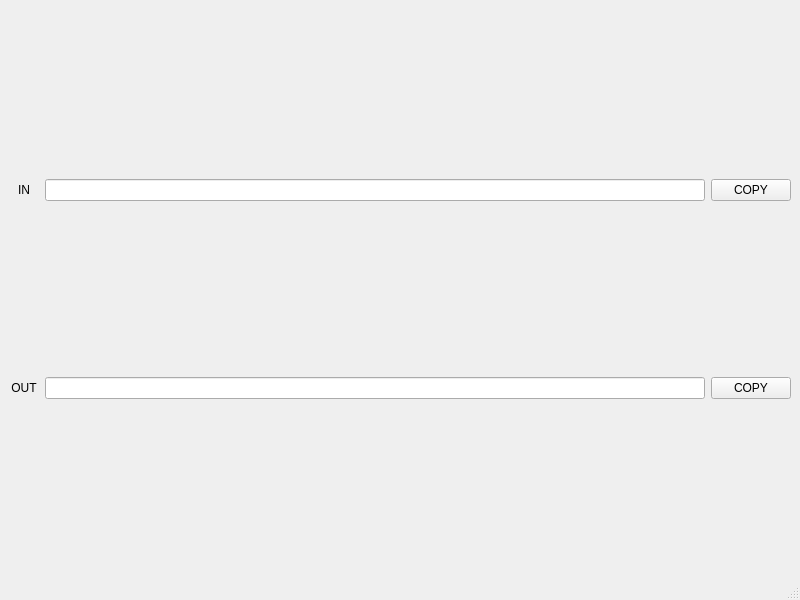
yhgu2000/Enigma-Machine-Simulator, file MainWindow.ui: the form before one commit.
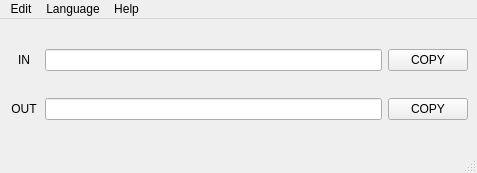
The form after the commit.

The edit to the form file:
```diff
--- a/MainWindow.ui
+++ b/MainWindow.ui
@@ -6,8 +6,8 @@
    <rect>
     <x>0</x>
     <y>0</y>
-    <width>800</width>
-    <height>600</height>
+    <width>477</width>
+    <height>173</height>
    </rect>
   </property>
   <property name="windowTitle">
@@ -40,7 +40,11 @@
       </widget>
      </item>
      <item>
-      <widget class="QLineEdit" name="inputs"/>
+       <widget class="QLineEdit" name="inputs">
+        <property name="readOnly">
+         <bool>true</bool>
+        </property>
+       </widget>
      </item>
      <item>
       <widget class="QPushButton" name="copyInButton">
@@ -76,7 +80,11 @@
       </widget>
      </item>
      <item>
-      <widget class="QLineEdit" name="outputs"/>
+       <widget class="QLineEdit" name="outputs">
+        <property name="readOnly">
+         <bool>true</bool>
+        </property>
+       </widget>
      </item>
      <item>
       <widget class="QPushButton" name="copyOutButton">
@@ -94,10 +102,34 @@
     <rect>
      <x>0</x>
      <y>0</y>
-     <width>800</width>
-     <height>26</height>
+     <width>477</width>
+     <height>25</height>
     </rect>
    </property>
+   <widget class="QMenu" name="menuHelp">
+    <property name="title">
+     <string>Help</string>
+    </property>
+    <addaction name="actionTutorial"/>
+    <addaction name="actionEnigma_Machine"/>
+    <addaction name="separator"/>
+    <addaction name="actionAbout"/>
+   </widget>
+   <widget class="QMenu" name="menuEdit">
+    <property name="title">
+     <string>Edit</string>
+    </property>
+    <addaction name="actionReset_Machine"/>
+    <addaction name="actionInput_from_Clipboard"/>
+   </widget>
+   <widget class="QMenu" name="menuLanguage">
+    <property name="title">
+     <string>Language</string>
+    </property>
+   </widget>
+   <addaction name="menuEdit"/>
+   <addaction name="menuLanguage"/>
+   <addaction name="menuHelp"/>
   </widget>
   <widget class="QStatusBar" name="statusbar"/>
  </widget>
```
Left out of the diff: 39 changed lines with no effect on the pictures. Lines whose indentation alone changed are shown as unchanged.
